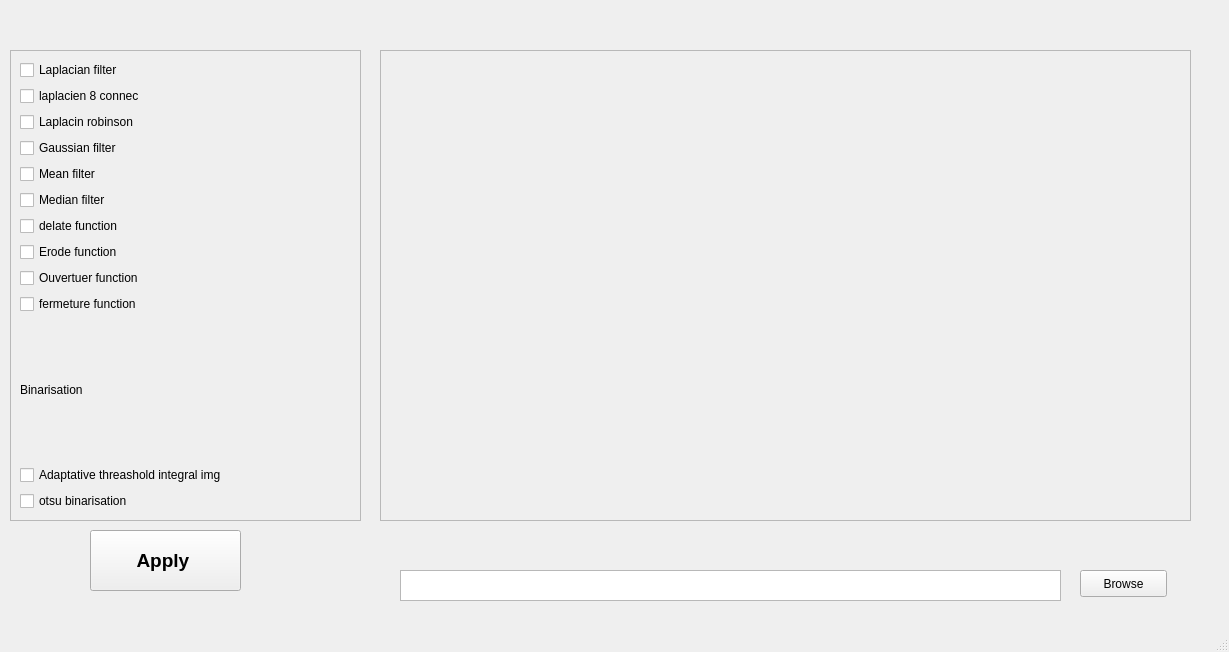
The window that src/gui/main_ocr.ui (abdelhak2406/ocr_project) describes before a commit, drawn with Qt 5.
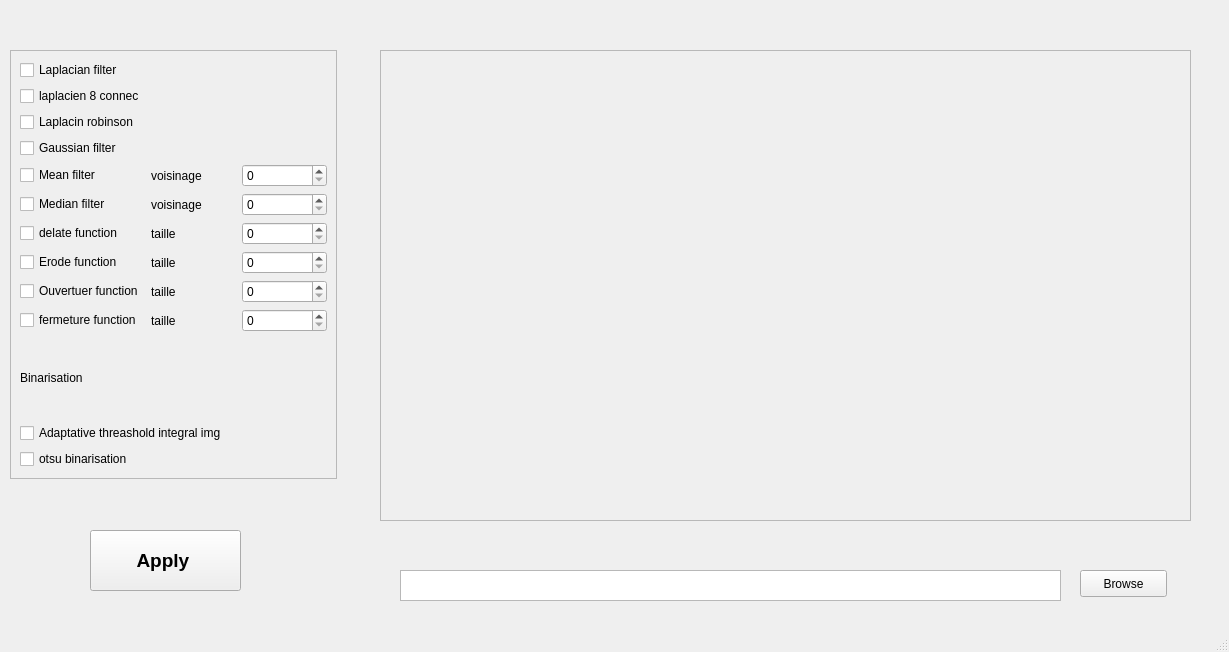
The same window after the commit.

Patch:
```diff
--- a/src/gui/main_ocr.ui
+++ b/src/gui/main_ocr.ui
@@ -64,8 +64,8 @@
      <rect>
       <x>10</x>
       <y>50</y>
-      <width>351</width>
-      <height>471</height>
+      <width>327</width>
+      <height>429</height>
      </rect>
     </property>
     <property name="widgetResizable">
@@ -76,102 +76,162 @@
       <rect>
        <x>0</x>
        <y>0</y>
-       <width>349</width>
-       <height>469</height>
+       <width>325</width>
+       <height>427</height>
       </rect>
      </property>
-     <layout class="QVBoxLayout" name="verticalLayout">
-      <item>
+     <layout class="QGridLayout" name="gridLayout">
+      <item row="0" column="0">
        <widget class="QCheckBox" name="laplacian_cbx">
         <property name="text">
          <string>Laplacian filter</string>
         </property>
        </widget>
       </item>
-      <item>
+      <item row="1" column="0">
        <widget class="QCheckBox" name="laplacian_8_cbx">
         <property name="text">
          <string>laplacien 8 connec</string>
         </property>
        </widget>
       </item>
-      <item>
+      <item row="2" column="0">
        <widget class="QCheckBox" name="laplacian_rob_cbx">
         <property name="text">
          <string>Laplacin robinson</string>
         </property>
        </widget>
       </item>
-      <item>
+      <item row="3" column="0">
        <widget class="QCheckBox" name="gauss_cbx">
         <property name="text">
          <string>Gaussian filter</string>
         </property>
        </widget>
       </item>
-      <item>
+      <item row="4" column="0">
        <widget class="QCheckBox" name="mean_cbx">
         <property name="text">
          <string>Mean filter</string>
         </property>
        </widget>
       </item>
-      <item>
+      <item row="4" column="2">
+       <widget class="QSpinBox" name="mean_voisinage"/>
+      </item>
+      <item row="5" column="0">
        <widget class="QCheckBox" name="median_cbx">
         <property name="text">
          <string>Median filter</string>
         </property>
        </widget>
       </item>
-      <item>
+      <item row="5" column="2">
+       <widget class="QSpinBox" name="median_value"/>
+      </item>
+      <item row="6" column="0">
        <widget class="QCheckBox" name="delate_cbx">
         <property name="text">
          <string>delate function</string>
         </property>
        </widget>
       </item>
-      <item>
+      <item row="6" column="2">
+       <widget class="QSpinBox" name="delate_value"/>
+      </item>
+      <item row="7" column="0">
        <widget class="QCheckBox" name="erode_cbx">
         <property name="text">
          <string>Erode function</string>
         </property>
        </widget>
       </item>
-      <item>
+      <item row="7" column="2">
+       <widget class="QSpinBox" name="erode_value"/>
+      </item>
+      <item row="8" column="0">
        <widget class="QCheckBox" name="ouverture_cbx">
         <property name="text">
          <string>Ouvertuer function</string>
         </property>
        </widget>
       </item>
-      <item>
+      <item row="8" column="2">
+       <widget class="QSpinBox" name="ouverture_value"/>
+      </item>
+      <item row="9" column="0">
        <widget class="QCheckBox" name="fermeture_cbx">
         <property name="text">
          <string>fermeture function</string>
         </property>
        </widget>
       </item>
-      <item>
+      <item row="10" column="0">
        <widget class="QLabel" name="label">
         <property name="text">
          <string>Binarisation</string>
         </property>
        </widget>
       </item>
-      <item>
+      <item row="11" column="0" colspan="2">
        <widget class="QCheckBox" name="adapt_th_int_img_cbx">
         <property name="text">
          <string>Adaptative threashold integral img</string>
         </property>
        </widget>
       </item>
-      <item>
+      <item row="12" column="0">
        <widget class="QCheckBox" name="otsu_cbx">
         <property name="text">
          <string>otsu binarisation</string>
         </property>
        </widget>
       </item>
+      <item row="9" column="2">
+       <widget class="QSpinBox" name="fermeture_value"/>
+      </item>
+      <item row="4" column="1">
+       <widget class="QLabel" name="label_2">
+        <property name="text">
+         <string>voisinage</string>
+        </property>
+       </widget>
+      </item>
+      <item row="5" column="1">
+       <widget class="QLabel" name="label_3">
+        <property name="text">
+         <string>voisinage</string>
+        </property>
+       </widget>
+      </item>
+      <item row="6" column="1">
+       <widget class="QLabel" name="label_4">
+        <property name="text">
+         <string>taille</string>
+        </property>
+       </widget>
+      </item>
+      <item row="7" column="1">
+       <widget class="QLabel" name="label_5">
+        <property name="text">
+         <string>taille</string>
+        </property>
+       </widget>
+      </item>
+      <item row="8" column="1">
+       <widget class="QLabel" name="label_6">
+        <property name="text">
+         <string>taille</string>
+        </property>
+       </widget>
+      </item>
+      <item row="9" column="1">
+       <widget class="QLabel" name="label_7">
+        <property name="text">
+         <string>taille</string>
+        </property>
+       </widget>
+      </item>
      </layout>
     </widget>
    </widget>
```
